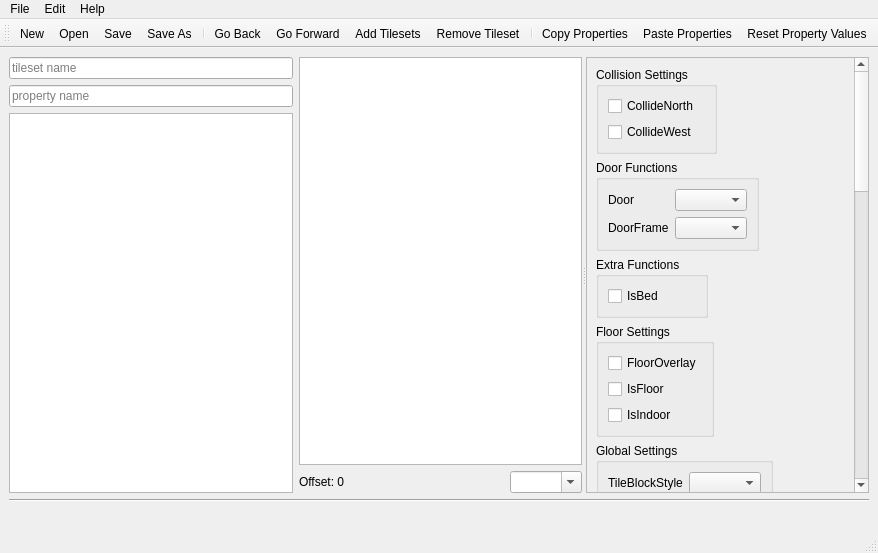
Above: src/tiled/tiledefdialog.ui from Unjammer/TileZed before the change. Below: the same form after it.
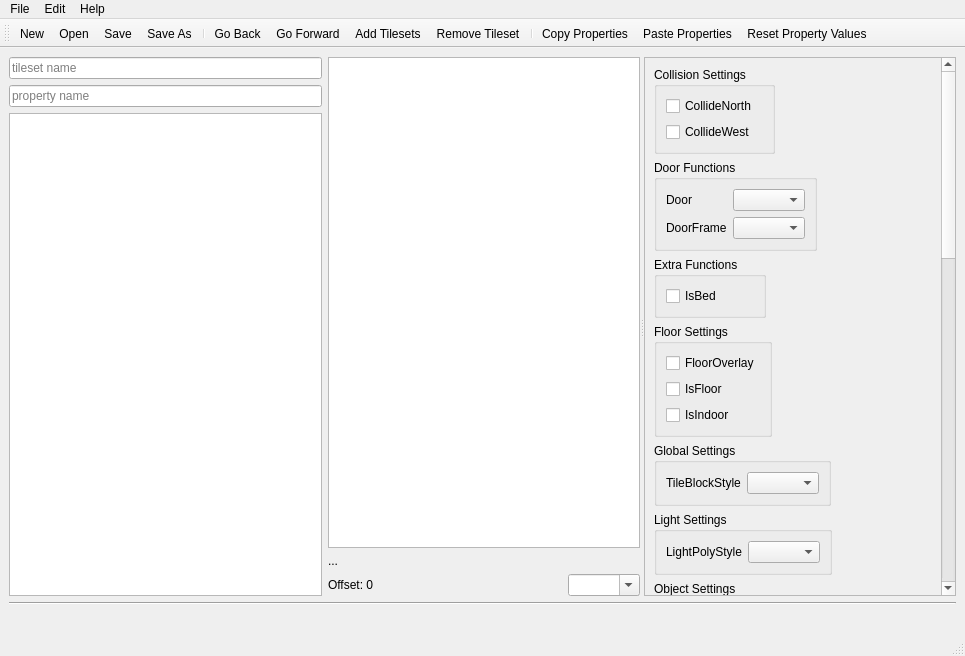
That is the form after the change. Icons and pictures are not drawn. Custom widgets are drawn as their Qt base class.

```diff
--- a/src/tiled/tiledefdialog.ui
+++ b/src/tiled/tiledefdialog.ui
@@ -6,8 +6,8 @@
    <rect>
     <x>0</x>
     <y>0</y>
-    <width>878</width>
-    <height>553</height>
+    <width>965</width>
+    <height>656</height>
    </rect>
   </property>
   <property name="windowTitle">
@@ -70,6 +70,13 @@
           <item>
            <widget class="Tiled::Internal::MixedTilesetView" name="tiles"/>
           </item>
+          <item>
+           <widget class="QLabel" name="lbl_TileName">
+            <property name="text">
+             <string>...</string>
+            </property>
+           </widget>
+          </item>
           <item>
            <layout class="QHBoxLayout" name="tileToolsLayout">
             <item>
@@ -117,7 +124,7 @@
             <rect>
              <x>0</x>
              <y>0</y>
-             <width>263</width>
+             <width>292</width>
              <height>1282</height>
             </rect>
            </property>
@@ -686,7 +693,7 @@
     <rect>
      <x>0</x>
      <y>0</y>
-     <width>878</width>
+     <width>965</width>
      <height>21</height>
     </rect>
    </property>
```
